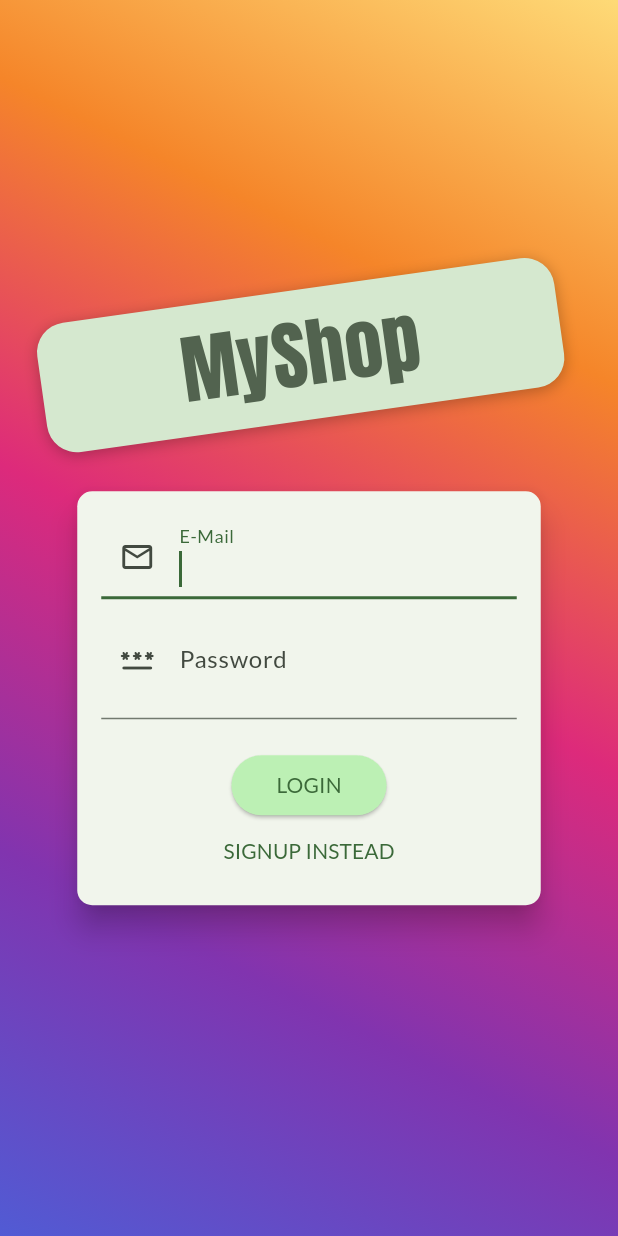
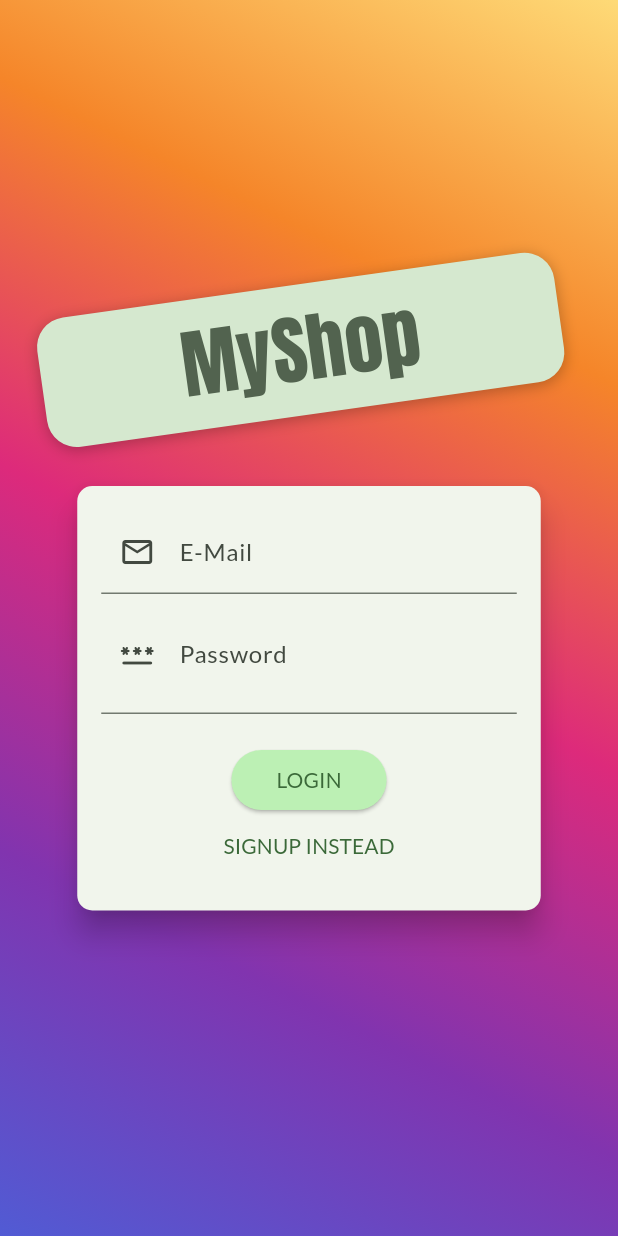
Before and after one commit to ranjeetrocky/fluttermax_shopapp, a Flutter app: the screen it shows after launch, on a phone screen of 412 x 824 dp. Run offline on Flutter 3.47's test engine with Material 2 defaults, Android fonts, the phone set to English and light mode, and no system bars; our stand-ins replace shared_preferences.

Commit message:
73 added animation on authentication screen

```diff
--- a/lib/screens/auth_screen.dart
+++ b/lib/screens/auth_screen.dart
@@ -101,7 +101,8 @@ class AuthCard extends StatefulWidget {
   _AuthCardState createState() => _AuthCardState();
 }
 
-class _AuthCardState extends State<AuthCard> {
+class _AuthCardState extends State<AuthCard>
+    with SingleTickerProviderStateMixin {
   bool _showPassword = false;
   final GlobalKey<FormState> _formKey = GlobalKey();
   AuthMode _authMode = AuthMode.Login;
@@ -111,6 +112,33 @@ class _AuthCardState extends State<AuthCard> {
   };
   var _isLoading = false;
   final _passwordController = TextEditingController();
+  AnimationController? _animationController;
+  Animation<Size>? _heightAnimation;
+
+  @override
+  void initState() {
+    // TODO: implement initState
+    super.initState();
+    _animationController = AnimationController(
+        vsync: this, duration: const Duration(milliseconds: 300));
+    _heightAnimation = Tween<Size>(
+            begin: const Size(double.infinity, 283),
+            end: const Size(double.infinity, 371))
+        .animate(CurvedAnimation(
+            parent: _animationController as Animation<double>,
+            curve: Curves.bounceInOut));
+    _heightAnimation!.addListener(() {
+      setState(() {});
+    });
+  }
+
+  @override
+  void dispose() {
+    // TODO: implement dispose
+    super.dispose();
+    _animationController!.removeListener(() {});
+  }
+
   void _showErrorDialog(String message) {
     ScaffoldMessenger.of(context).showSnackBar(SnackBar(
       content: Text("Error : " + message),
@@ -187,10 +215,12 @@ class _AuthCardState extends State<AuthCard> {
     if (_authMode == AuthMode.Login) {
       setState(() {
         _authMode = AuthMode.Signup;
+        _animationController!.forward();
       });
     } else {
       setState(() {
         _authMode = AuthMode.Login;
+        _animationController!.reverse();
       });
     }
   }
@@ -205,7 +235,9 @@ class _AuthCardState extends State<AuthCard> {
       ),
       elevation: 8.0,
       child: Container(
+        height: _heightAnimation?.value.height,
         // height: _authMode == AuthMode.Signup ? 320 : 260,
+        constraints: BoxConstraints(minHeight: _heightAnimation!.value.height),
         // constraints:
         //     BoxConstraints(minHeight: _authMode == AuthMode.Signup ? 320 : 260),
         width: deviceSize.width * 0.75,
@@ -221,7 +253,7 @@ class _AuthCardState extends State<AuthCard> {
                       prefixIcon: Icon(Icons.email_outlined)),
                   autocorrect: true,
                   keyboardType: TextInputType.emailAddress,
-                  autofocus: true,
+                  // autofocus: true,
                   validator: (value) {
                     if (value!.isEmpty || !value.contains('@')) {
                       return 'Invalid email!';
```
